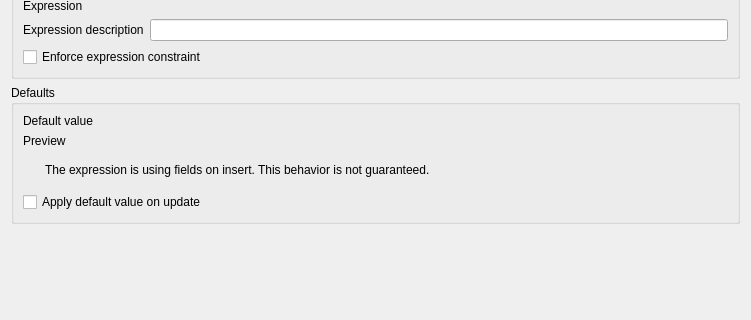
This is src/ui/attributeformconfig/qgsattributetypeedit.ui in qgis/QGIS as Qt 5 draws it before an edit; both pictures show x 0 to 751 and y 300 to 620 of the 751 by 620 pixel window. The edited form follows.
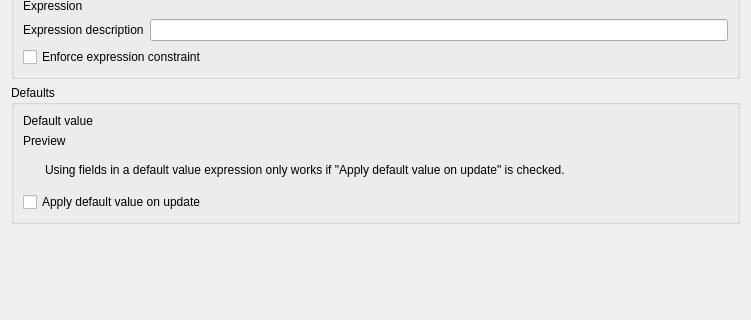
This is the edited form. Icons and pictures are not drawn. Custom widgets are drawn as their Qt base class.

Patch:
```diff
--- a/src/ui/attributeformconfig/qgsattributetypeedit.ui
+++ b/src/ui/attributeformconfig/qgsattributetypeedit.ui
@@ -235,7 +235,7 @@
          <item>
           <widget class="QLabel" name="label_7">
            <property name="text">
-            <string>The expression is using fields on insert. This behavior is not guaranteed.</string>
+            <string>Using fields in a default value expression only works if "Apply default value on update" is checked.</string>
            </property>
           </widget>
          </item>
```
